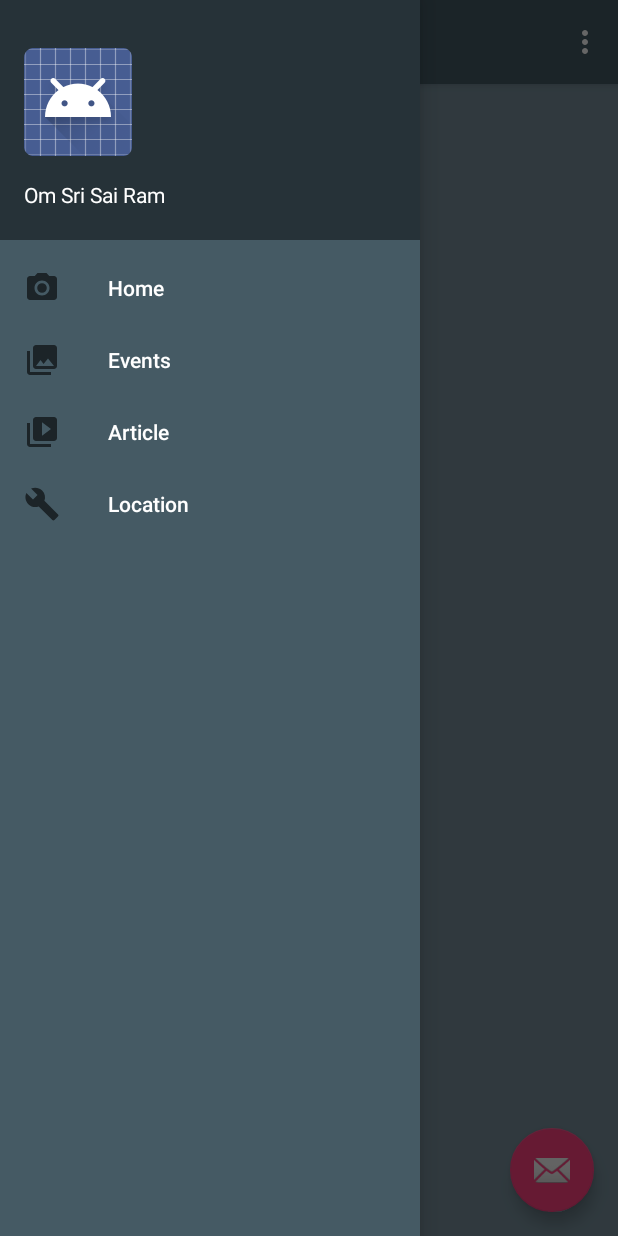
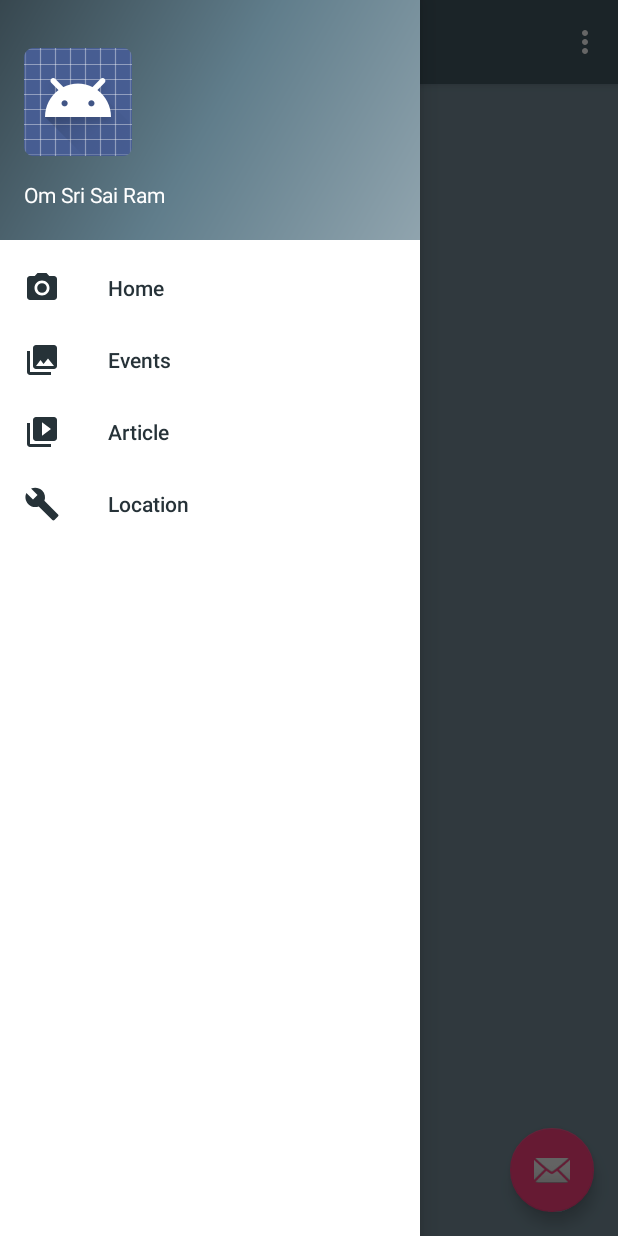
Before and after one commit to abilaashsai/Sai-Kailash-Ooty, an Android app: the screen it shows after launch (MainActivity), with the side drawer open, on a phone screen of 412 x 824 dp. Run offline under Robolectric (Android 15) with nearby library versions, the phone set to English and light mode, and no system bars.

Commit message:
add color effects to hamburger menu

```diff
--- /dev/null
+++ b/app/src/main/res/color/drawer_item.xml
@@ -0,0 +1,5 @@
+<?xml version="1.0" encoding="utf-8"?>
+<selector xmlns:android="http://schemas.android.com/apk/res/android">
+  <item android:color="@color/colorWhite" android:state_checked="true" />
+  <item android:color="@color/colorPrimaryDark" />
+</selector>
--- /dev/null
+++ b/app/src/main/res/drawable/drawer_item_background.xml
@@ -0,0 +1,10 @@
+<?xml version="1.0" encoding="utf-8"?>
+<shape xmlns:android="http://schemas.android.com/apk/res/android"
+       android:shape="rectangle">
+  <gradient
+    android:angle="135"
+    android:centerColor="#607D8B"
+    android:endColor="#37474F"
+    android:startColor="#90A4AE"
+    android:type="linear"/>
+</shape>
--- /dev/null
+++ b/app/src/main/res/drawable/nav_item_drawable.xml
@@ -0,0 +1,4 @@
+<?xml version="1.0" encoding="utf-8"?>
+<selector xmlns:android="http://schemas.android.com/apk/res/android">
+  <item android:drawable="@drawable/drawer_item_background" android:state_checked="true"/>
+</selector>
--- a/app/src/main/res/layout/activity_main.xml
+++ b/app/src/main/res/layout/activity_main.xml
@@ -21,8 +21,10 @@
     android:layout_gravity="start"
     android:fitsSystemWindows="true"
     app:headerLayout="@layout/nav_header_main"
-    android:background="@color/colorPrimary"
-    app:itemTextColor="@color/colorWhite"
+    android:background="@color/colorWhite"
+    app:itemIconTint="@color/drawer_item"
+    app:itemTextColor="@color/drawer_item"
+    app:itemBackground="@drawable/nav_item_drawable"
     app:menu="@menu/activity_main_drawer"/>
 
 </android.support.v4.widget.DrawerLayout>
--- a/app/src/main/res/layout/nav_header_main.xml
+++ b/app/src/main/res/layout/nav_header_main.xml
@@ -4,7 +4,7 @@
   xmlns:app="http://schemas.android.com/apk/res-auto"
   android:layout_width="match_parent"
   android:layout_height="@dimen/nav_header_height"
-  android:background="@color/colorPrimaryDark"
+  android:background="@drawable/drawer_item_background"
   android:gravity="bottom"
   android:orientation="vertical"
   android:paddingBottom="@dimen/activity_vertical_margin"
```
